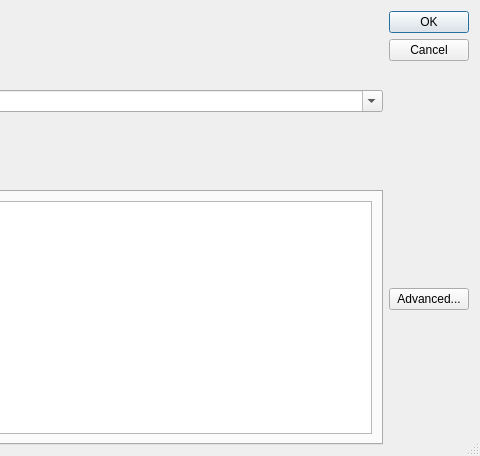
Qt form src/modules/xsd/xsdsinglecommentdialog.ui (lbellonda/qxmledit) before a commit; both pictures show x 274 to 754 and y 0 to 456 of the 754 by 456 pixel window.
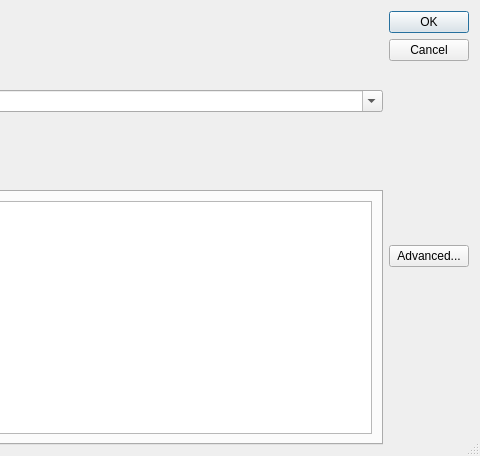
The same form after that commit. Icons and pictures are not drawn. Custom widgets are drawn as their Qt base class.

```diff
--- a/src/modules/xsd/xsdsinglecommentdialog.ui
+++ b/src/modules/xsd/xsdsinglecommentdialog.ui
@@ -219,6 +219,12 @@
     <layout class="QVBoxLayout" name="verticalLayout_4">
      <item>
       <widget class="QDialogButtonBox" name="buttonBox">
+       <property name="sizePolicy">
+        <sizepolicy hsizetype="Fixed" vsizetype="Maximum">
+         <horstretch>0</horstretch>
+         <verstretch>0</verstretch>
+        </sizepolicy>
+       </property>
        <property name="orientation">
         <enum>Qt::Vertical</enum>
        </property>
```
